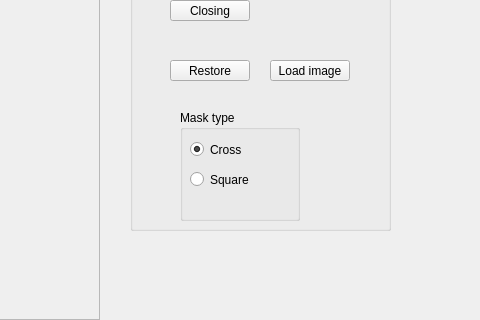
Old version of the form morphology.ui in the repository RafikFafik/miniGimp; both pictures show x 400 to 880 and y 180 to 500 of the 1000 by 500 pixel window.
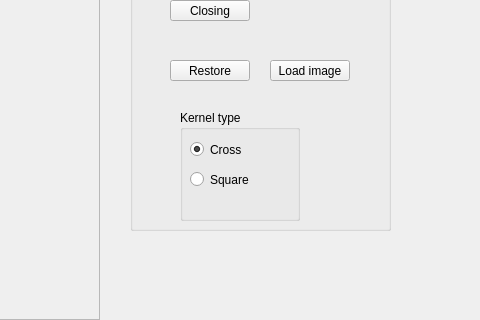
New version of the form.

What changed in the file:
```diff
--- a/morphology.ui
+++ b/morphology.ui
@@ -116,7 +116,7 @@
      </rect>
     </property>
     <property name="title">
-     <string>Mask type</string>
+     <string>Kernel type</string>
     </property>
     <widget class="QRadioButton" name="cross">
      <property name="geometry">
```
Left out of the diff: 2 changed lines with no effect on the pictures.
